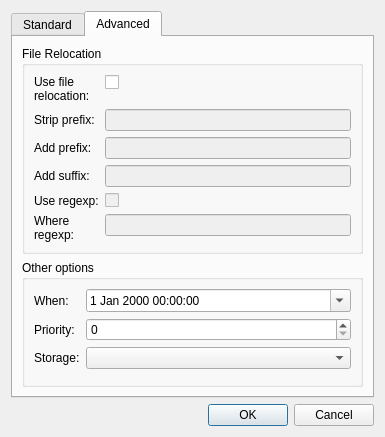
First picture: the form in bacula/src/qt-console/restore/runrestore.ui, repository rkorzeniewski/bacula, before the edit.
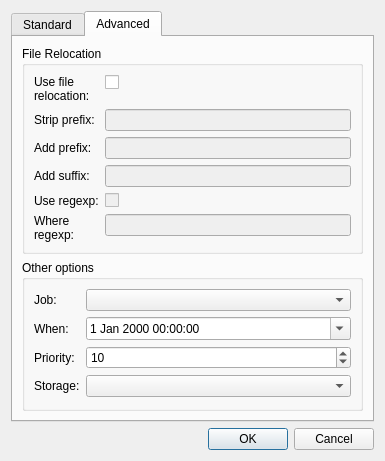
Second picture: the form after the edit. The open tabs and pages were chosen to show the change.

Commit message: bat: Add new form to run a restore

Patch:
```diff
--- a/bacula/src/qt-console/restore/runrestore.ui
+++ b/bacula/src/qt-console/restore/runrestore.ui
@@ -7,7 +7,7 @@
     <x>0</x>
     <y>0</y>
     <width>385</width>
-    <height>437</height>
+    <height>438</height>
    </rect>
   </property>
   <property name="windowTitle">
@@ -218,34 +218,38 @@
           <string>Other options</string>
          </property>
          <layout class="QFormLayout" name="formLayout_3">
-          <item row="0" column="0">
+          <item row="2" column="0">
            <widget class="QLabel" name="label_5">
             <property name="text">
              <string>When:</string>
             </property>
            </widget>
           </item>
-          <item row="1" column="0">
+          <item row="3" column="0">
            <widget class="QLabel" name="label_6">
             <property name="text">
              <string>Priority:</string>
             </property>
            </widget>
           </item>
-          <item row="1" column="1">
-           <widget class="QSpinBox" name="PrioritySb"/>
+          <item row="3" column="1">
+           <widget class="QSpinBox" name="PrioritySb">
+            <property name="value">
+             <number>10</number>
+            </property>
+           </widget>
           </item>
-          <item row="3" column="0">
+          <item row="5" column="0">
            <widget class="QLabel" name="label_7">
             <property name="text">
              <string>Storage:</string>
             </property>
            </widget>
           </item>
-          <item row="3" column="1">
+          <item row="5" column="1">
            <widget class="QComboBox" name="StorageCb"/>
           </item>
-          <item row="0" column="1">
+          <item row="2" column="1">
            <widget class="QDateTimeEdit" name="WhenEditor">
             <property name="time">
              <time>
@@ -259,6 +263,16 @@
             </property>
            </widget>
           </item>
+          <item row="0" column="0">
+           <widget class="QLabel" name="label_14">
+            <property name="text">
+             <string>Job:</string>
+            </property>
+           </widget>
+          </item>
+          <item row="0" column="1">
+           <widget class="QComboBox" name="RestoreCb"/>
+          </item>
          </layout>
          <zorder>label_5</zorder>
          <zorder>label_6</zorder>
```
Left out of the diff: 34 changed lines with no effect on the pictures. The commit also changes 2 other files.
